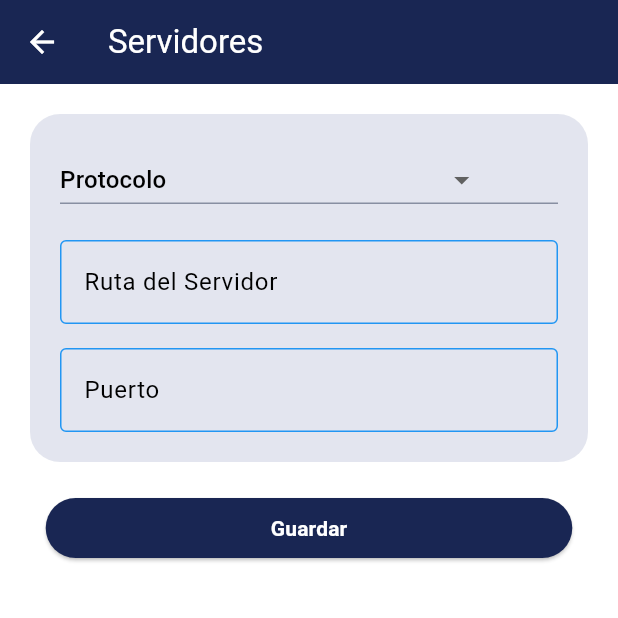
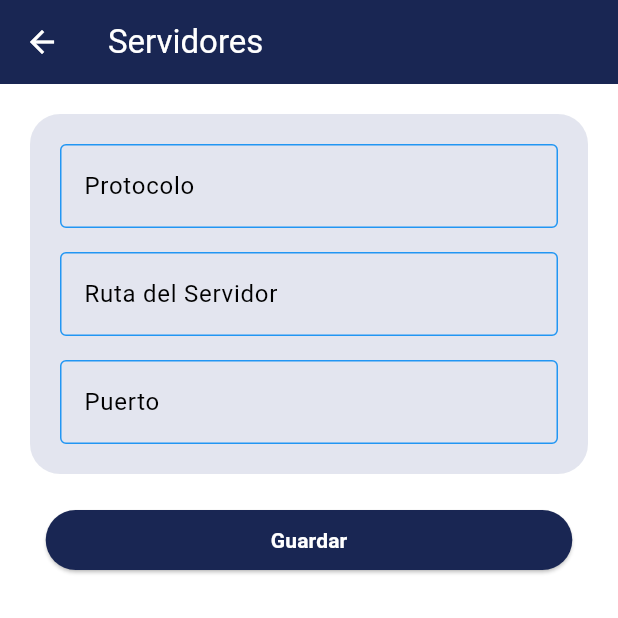
Before and after one commit to lordmacu/sens2, a Flutter app: the ServidorPage screen opened by its route, on a phone screen of 412 x 824 dp, the top half of it. Run offline on Flutter 3.47's test engine with Material 3 defaults, Android fonts, the phone set to English and light mode, and no system bars; drawn by our look-alikes of flutter_typeahead; our stand-ins replace connectivity_plus, flutter_local_notifications, get, get_storage, logger, wakelock; missing offline and left inert: flutter_foreground_task, mqtt_client; accounts and stored records are empty.

Commit message:
servidores cambio de imputs and gateway

```diff
--- a/lib/apps/apliplast/views/servidor/servidor_page.dart
+++ b/lib/apps/apliplast/views/servidor/servidor_page.dart
@@ -1,7 +1,8 @@
 import 'package:flutter/material.dart';
 import 'package:get/get.dart';
+import 'package:flutter_typeahead/flutter_typeahead.dart';
+import 'package:flutter/services.dart';
 import 'package:sens2/core/components/buttons/button_general.dart';
-
 
 class ServidorPage extends StatelessWidget {
   const ServidorPage({super.key});
@@ -18,9 +19,9 @@ class ServidorPage extends StatelessWidget {
         iconTheme: const IconThemeData(color: Colors.white),
         leading: IconButton(
           icon: const Icon(Icons.arrow_back),
-         onPressed: () {
-      Get.back(); // Volver a la pantalla anterior
-    },
+          onPressed: () {
+            Get.back(); // Volver a la pantalla anterior
+          },
         ),
       ),
       body: SingleChildScrollView(
@@ -42,37 +43,40 @@ class ServidorPage extends StatelessWidget {
                     Row(
                       children: [
                         Expanded(
-                          child: DropdownButton<String>(
-                            value: 'Protocolo',
-                            onChanged: (String? newValue) {},
-                            items: <String>[
-                              'Protocolo',
-                              'Option 2',
-                              'Option 3',
-                              'Option 4'
-                            ].map<DropdownMenuItem<String>>((String value) {
-                              return DropdownMenuItem<String>(
-                                value: value,
-                                child: Row(
-                                  mainAxisAlignment:
-                                      MainAxisAlignment.spaceBetween,
-                                  children: [
-                                    Text(value),
-                                    const SizedBox(width: 185),
-                                  ],
+                          child: TypeAheadField<String>(
+                            textFieldConfiguration: TextFieldConfiguration(
+                              decoration: const InputDecoration(
+                                hintText: 'Protocolo',
+                                border: UnderlineInputBorder(
+                                  borderSide: BorderSide(
+                                    color: Colors.black,
+                                    width: 1.0,
+                                  ),
                                 ),
+                              ),
+                            ),
+                            suggestionsCallback: (pattern) {
+                              return ['HTTP', 'HTTPS', 'FTP', 'SFTP']
+                                  .where((item) => item.toLowerCase().contains(pattern.toLowerCase()));
+                            },
+                            itemBuilder: (context, suggestion) {
+                              return ListTile(
+                                title: Text(suggestion),
                               );
-                            }).toList(),
-                            underline: Container(
-                              height: 1,
-                              color: const Color.fromARGB(167, 88, 97, 121),
-                            ),
+                            },
+                            onSuggestionSelected: (suggestion) {
+                              // Aquí puedes manejar lo que ocurre al seleccionar una sugerencia.
+                            },
                           ),
                         ),
                       ],
                     ),
                     const SizedBox(height: 16),
                     const TextField(
+                      keyboardType: TextInputType.number,
+                      inputFormatters: <TextInputFormatter>[
+
+                      ],
                       decoration: InputDecoration(
                         hintText: 'Ruta del Servidor',
                         border: UnderlineInputBorder(
@@ -85,6 +89,10 @@ class ServidorPage extends StatelessWidget {
                     ),
                     const SizedBox(height: 16),
                     const TextField(
+                      keyboardType: TextInputType.number,
+                      inputFormatters: <TextInputFormatter>[
+
+                      ],
                       decoration: InputDecoration(
                         hintText: 'Puerto',
                         border: UnderlineInputBorder(
```
Also changed, not shown: lib/apps/apliplast/views/gatepage/gate_page.dart (+25 -12 lines).
